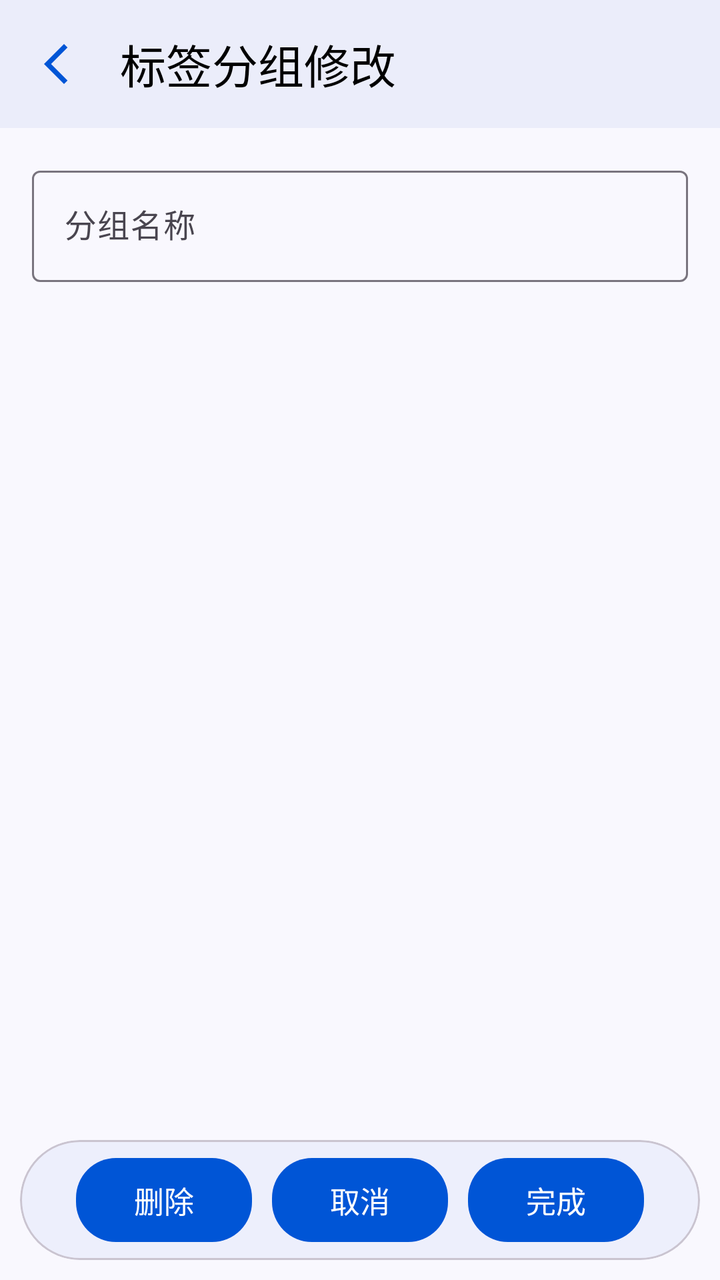
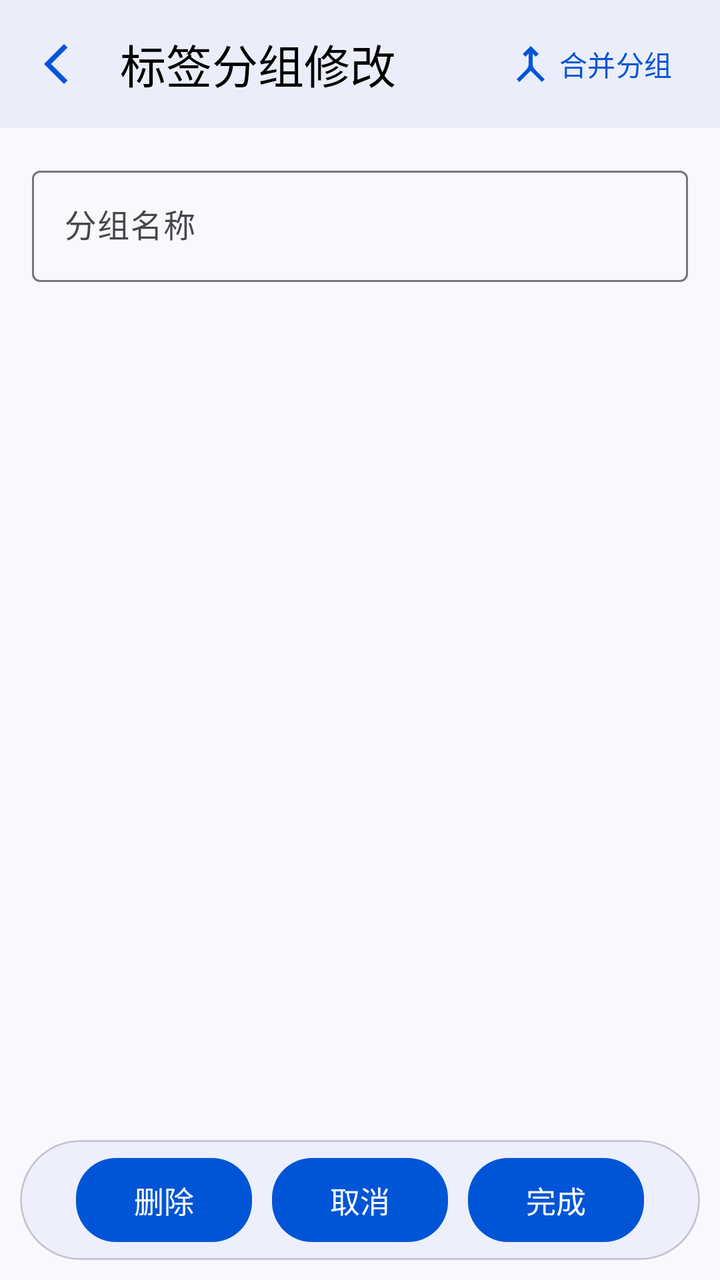

Two renders of the same Android screen: before a commit and after it. Below are the layout's source before the change and the commit's diff.
<!-- AndroidManifest.xml: application theme Theme.ProjectManager -->
<!-- res/layout/activity_group_modify.xml -->
<?xml version="1.0" encoding="utf-8"?>
<androidx.constraintlayout.widget.ConstraintLayout xmlns:android="http://schemas.android.com/apk/res/android"
    xmlns:app="http://schemas.android.com/apk/res-auto"
    xmlns:tools="http://schemas.android.com/tools"
    style="@style/PageStyle"
    android:layout_width="match_parent"
    android:layout_height="match_parent"
    tools:context=".ui.bookkeeping.tag.edit.GroupModifyActivity">

    <com.google.android.material.appbar.MaterialToolbar
        android:id="@+id/toolbar"
        android:layout_width="match_parent"
        android:layout_height="?attr/actionBarSize"
        app:layout_constraintEnd_toEndOf="parent"
        app:layout_constraintStart_toStartOf="parent"
        app:layout_constraintTop_toTopOf="parent"
        app:navigationIcon="@drawable/baseline_arrow_back_ios_new_24"
        app:title="标签分组修改" />

    <ScrollView
        android:layout_width="match_parent"
        android:layout_height="0dp"
        app:layout_constraintBottom_toTopOf="@+id/btn_card_view"
        app:layout_constraintTop_toBottomOf="@+id/toolbar">

        <LinearLayout
            android:layout_width="match_parent"
            android:layout_height="wrap_content"
            android:orientation="vertical"
            android:padding="16dp">

            <com.google.android.material.textfield.TextInputLayout
                android:id="@+id/group_name_layout"
                android:layout_width="match_parent"
                android:layout_height="wrap_content">

                <com.google.android.material.textfield.TextInputEditText
                    android:id="@+id/group_name_input"
                    style="@style/UserInputEditTextStyle"
                    android:layout_width="match_parent"
                    android:layout_height="match_parent"
                    android:hint="@string/group_name" />
            </com.google.android.material.textfield.TextInputLayout>
        </LinearLayout>
    </ScrollView>

    <com.google.android.material.card.MaterialCardView
        android:id="@+id/btn_card_view"
        style="@style/RoundCardStyle"
        android:layout_width="match_parent"
        android:layout_height="wrap_content"
        app:layout_constraintBottom_toBottomOf="parent">

        <LinearLayout
            android:layout_width="match_parent"
            android:layout_height="match_parent"
            android:gravity="center"
            android:orientation="horizontal">

            <com.google.android.material.button.MaterialButton
                android:id="@+id/delete_btn"
                style="@style/BtnStyle"
                android:layout_width="wrap_content"
                android:layout_height="wrap_content"
                android:text="@string/delete" />

            <com.google.android.material.button.MaterialButton
                android:id="@+id/cancel_btn"
                style="@style/BtnStyle"
                android:layout_width="wrap_content"
                android:layout_height="wrap_content"
                android:text="@string/cancel" />

            <com.google.android.material.button.MaterialButton
                android:id="@+id/finish_btn"
                style="@style/BtnStyle"
                android:layout_width="wrap_content"
                android:layout_height="wrap_content"
                android:text="@string/finish" />
        </LinearLayout>
    </com.google.android.material.card.MaterialCardView>
</androidx.constraintlayout.widget.ConstraintLayout>
<!-- resources referenced by this layout -->
<resources>
  <!-- drawable baseline_arrow_back_ios_new_24 (drawable) -->
  <vector xmlns:android="http://schemas.android.com/apk/res/android" android:height="24dp" android:tint="#000000" android:viewportHeight="24" android:viewportWidth="24" android:width="24dp">
        
      <path android:fillColor="@android:color/white" android:pathData="M17.77,3.77l-1.77,-1.77l-10,10l10,10l1.77,-1.77l-8.23,-8.23z"/>
      
  </vector>
  <string name="cancel">取消</string>
  <string name="delete">删除</string>
  <string name="finish">完成</string>
  <string name="group_name">分组名称</string>
  <style name="BtnStyle" parent="Widget.Material3.Button">
          <item name="backgroundTint">@color/theme_blue</item>
          <item name="android:textColor">@color/white</item>
          <item name="android:textSize">15sp</item>
          <item name="cornerRadius">20dp</item>
          <item name="android:layout_margin">5dp</item>
          <item name="android:padding">10dp</item>
      </style>
  <style name="PageStyle">
          <item name="android:fitsSystemWindows">true</item>
          <item name="android:background">@color/page_background</item>
      </style>
  <style name="RoundCardStyle">
          <item name="cardBackgroundColor">@color/card_background</item>
          <item name="cardCornerRadius">50dp</item>
          <item name="android:layout_margin">10dp</item>
      </style>
  <style name="UserInputEditTextStyle" parent="Widget.Material3.TextInputEditText.OutlinedBox">
          <item name="android:inputType">text</item>
          <item name="android:maxLength">20</item>
      </style>
  <color name="theme_blue">#0055d6</color>
  <color name="white">#FFFFFFFF</color>
  <color name="page_background">#f9f8fe</color>
  <color name="card_background">#edeffc</color>
  <color name="theme_blue_variant">#dae1fe</color>
  <color name="teal_200">#FF03DAC5</color>
  <color name="teal_700">#FF018786</color>
  <color name="black">#FF000000</color>
  <style name="ToolBarStyle" parent="Widget.Material3.Toolbar">
          <item name="android:background">@color/toolbar_background</item>
          <item name="navigationIconTint">@color/theme_blue</item>
          <item name="contentInsetStart">10dp</item>
          <item name="titleTextAppearance">@style/TitleStyle</item>
      </style>
  <color name="toolbar_background">#ebedfa</color>
  <style name="TitleStyle">
          <item name="android:textSize">23sp</item>
          <item name="android:textColor">@color/black</item>
      </style>
  <!-- unchanged entries left out for length: 1 -->
</resources>

<!-- the commit's change to res/layout/activity_group_modify.xml (unified diff, before → after) -->
@@ -15,7 +15,17 @@
         app:layout_constraintStart_toStartOf="parent"
         app:layout_constraintTop_toTopOf="parent"
         app:navigationIcon="@drawable/baseline_arrow_back_ios_new_24"
-        app:title="标签分组修改" />
+        app:title="标签分组修改">
+
+        <com.google.android.material.button.MaterialButton
+            android:id="@+id/group_merge_btn"
+            style="@style/TransparentBtnStyle"
+            android:layout_width="wrap_content"
+            android:layout_height="match_parent"
+            android:layout_gravity="end"
+            android:drawableLeft="@drawable/baseline_merge_24"
+            android:text="@string/group_merge" />
+    </com.google.android.material.appbar.MaterialToolbar>
 
     <ScrollView
         android:layout_width="match_parent"
<!-- resource entries referenced after the edit -->
@@ -6,9 +6,16 @@
       <path android:fillColor="@android:color/white" android:pathData="M17.77,3.77l-1.77,-1.77l-10,10l10,10l1.77,-1.77l-8.23,-8.23z"/>
       
   </vector>
+  <!-- drawable baseline_merge_24 (drawable) -->
+  <vector xmlns:android="http://schemas.android.com/apk/res/android" android:height="24dp" android:tint="#000000" android:viewportHeight="24" android:viewportWidth="24" android:width="24dp">
+        
+      <path android:fillColor="@android:color/white" android:pathData="M6.41,21L5,19.59l4.83,-4.83c0.75,-0.75 1.17,-1.77 1.17,-2.83v-5.1L9.41,8.41L8,7l4,-4l4,4l-1.41,1.41L13,6.83v5.1c0,1.06 0.42,2.08 1.17,2.83L19,19.59L17.59,21L12,15.41L6.41,21z"/>
+      
+  </vector>
   <string name="cancel">取消</string>
   <string name="delete">删除</string>
   <string name="finish">完成</string>
+  <string name="group_merge">合并分组</string>
   <string name="group_name">分组名称</string>
   <style name="BtnStyle" parent="Widget.Material3.Button">
           <item name="backgroundTint">@color/theme_blue</item>
@@ -26,6 +33,11 @@
           <item name="cardBackgroundColor">@color/card_background</item>
           <item name="cardCornerRadius">50dp</item>
           <item name="android:layout_margin">10dp</item>
+      </style>
+  <style name="TransparentBtnStyle" parent="Widget.Material3.Button">
+          <item name="android:background">?attr/selectableItemBackground</item>
+          <item name="android:textColor">@color/theme_blue</item>
+          <item name="iconPadding">2dp</item>
       </style>
   <style name="UserInputEditTextStyle" parent="Widget.Material3.TextInputEditText.OutlinedBox">
           <item name="android:inputType">text</item>
